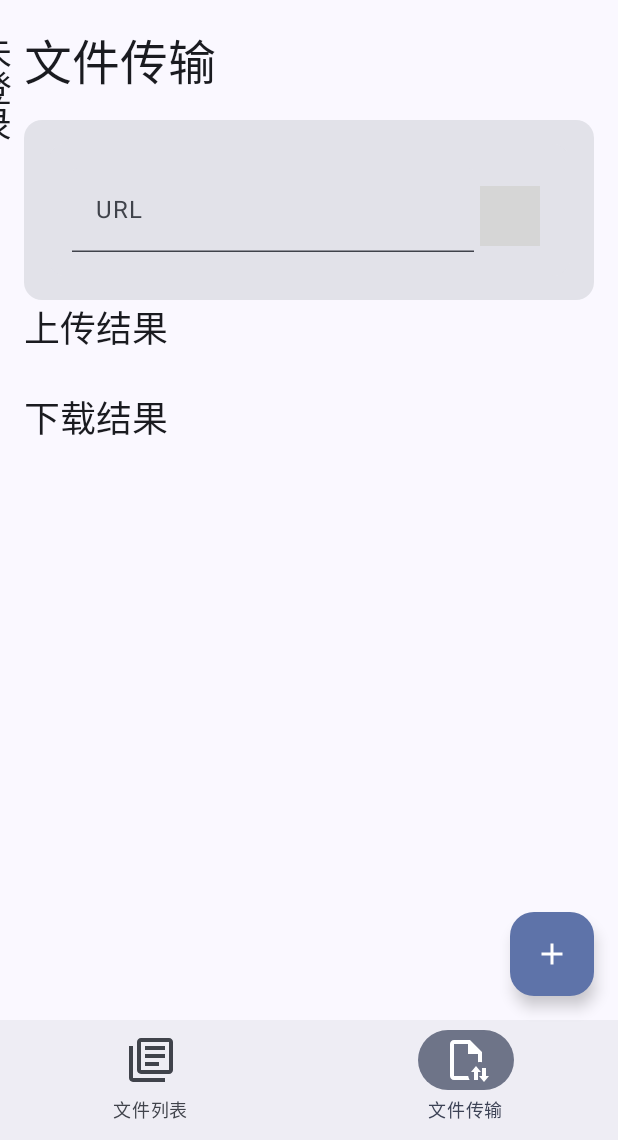
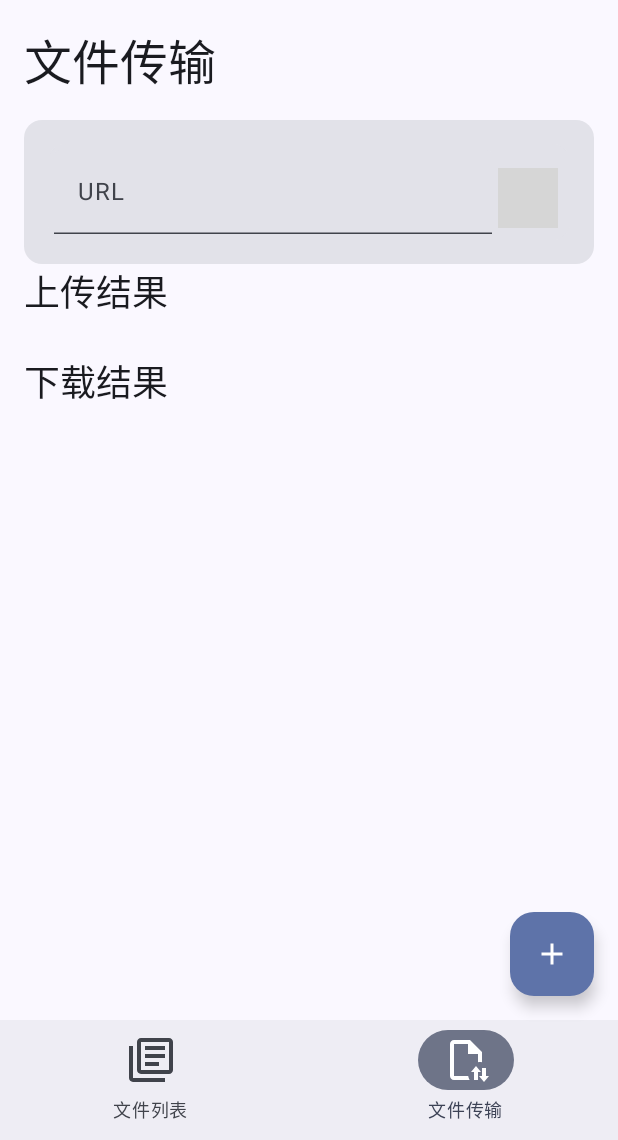
Before and after one commit to GitZhiQing/Seeker-Drive, an Android app built with Jetpack Compose: the composable MainPage shown on its own in the app's theme, item 2 of the bottom bar chosen, on a phone screen of 412 x 824 dp, the part 96-1236 px from its top. Run offline under Robolectric (Android 15) with nearby library versions, the phone set to English and light mode, and no system bars; pictures from the network do not load; grey boxes are pictures that could not be loaded.

Commit message:
chore: 调整了一些细节

```diff
--- a/frontend/app/src/main/java/com/seeker/drive/ui/SDFileListPage.kt
+++ b/frontend/app/src/main/java/com/seeker/drive/ui/SDFileListPage.kt
@@ -105,7 +105,7 @@ fun FileItemView(file: FileItem, token: String?, viewModel: MainViewModel, loadD
         modifier = Modifier
             .fillMaxWidth()
             .padding(vertical = 8.dp),
-        elevation = CardDefaults.cardElevation(defaultElevation = 4.dp)
+        elevation = CardDefaults.cardElevation(defaultElevation = 2.dp)
     ) {
         Column(
             modifier = Modifier
--- a/frontend/app/src/main/java/com/seeker/drive/ui/SDFileTransPage.kt
+++ b/frontend/app/src/main/java/com/seeker/drive/ui/SDFileTransPage.kt
@@ -10,7 +10,6 @@ import androidx.compose.material3.*
 import androidx.compose.runtime.*
 import androidx.compose.ui.Alignment
 import androidx.compose.ui.Modifier
-import androidx.compose.ui.draw.rotate
 import androidx.compose.ui.platform.LocalContext
 import androidx.compose.ui.res.painterResource
 import androidx.compose.ui.unit.dp
@@ -56,7 +55,7 @@ fun SDFileTransPage(viewModel: MainViewModel) {
                     modifier = Modifier
                         .fillMaxWidth()
                         .padding(vertical = 4.dp),
-                    elevation = CardDefaults.cardElevation(defaultElevation = 4.dp)
+                    elevation = CardDefaults.cardElevation(defaultElevation = 2.dp)
                 ) {
                     Column(modifier = Modifier.padding(16.dp)) {
                         Text(result, style = MaterialTheme.typography.bodyLarge)
@@ -75,7 +74,7 @@ fun SDFileTransPage(viewModel: MainViewModel) {
                     modifier = Modifier
                         .fillMaxWidth()
                         .padding(vertical = 4.dp),
-                    elevation = CardDefaults.cardElevation(defaultElevation = 4.dp)
+                    elevation = CardDefaults.cardElevation(defaultElevation = 2.dp)
                 ) {
                     Column(modifier = Modifier.padding(16.dp)) {
                         Text(result, style = MaterialTheme.typography.bodyLarge)
@@ -92,7 +91,7 @@ fun UrlInputCard(viewModel: MainViewModel, context: Context) {
         Row(
             modifier = Modifier
                 .fillMaxWidth()
-                .padding(16.dp),
+                .padding(4.dp),
             verticalAlignment = Alignment.CenterVertically // 垂直居中对齐
         ) {
             val url by viewModel.url.collectAsState()
--- a/frontend/app/src/main/java/com/seeker/drive/ui/SDProfilePageContent.kt
+++ b/frontend/app/src/main/java/com/seeker/drive/ui/SDProfilePageContent.kt
@@ -35,7 +35,7 @@ fun SDProfilePageContent(
     onLogout: () -> Unit,
     drawerState: DrawerState
 ) {
-    val widthFraction = if (drawerState.isClosed) 0.1f else 0.85f
+    val widthFraction = if (drawerState.isClosed) 0f else 0.85f
 
     Column(
         modifier = Modifier
```
